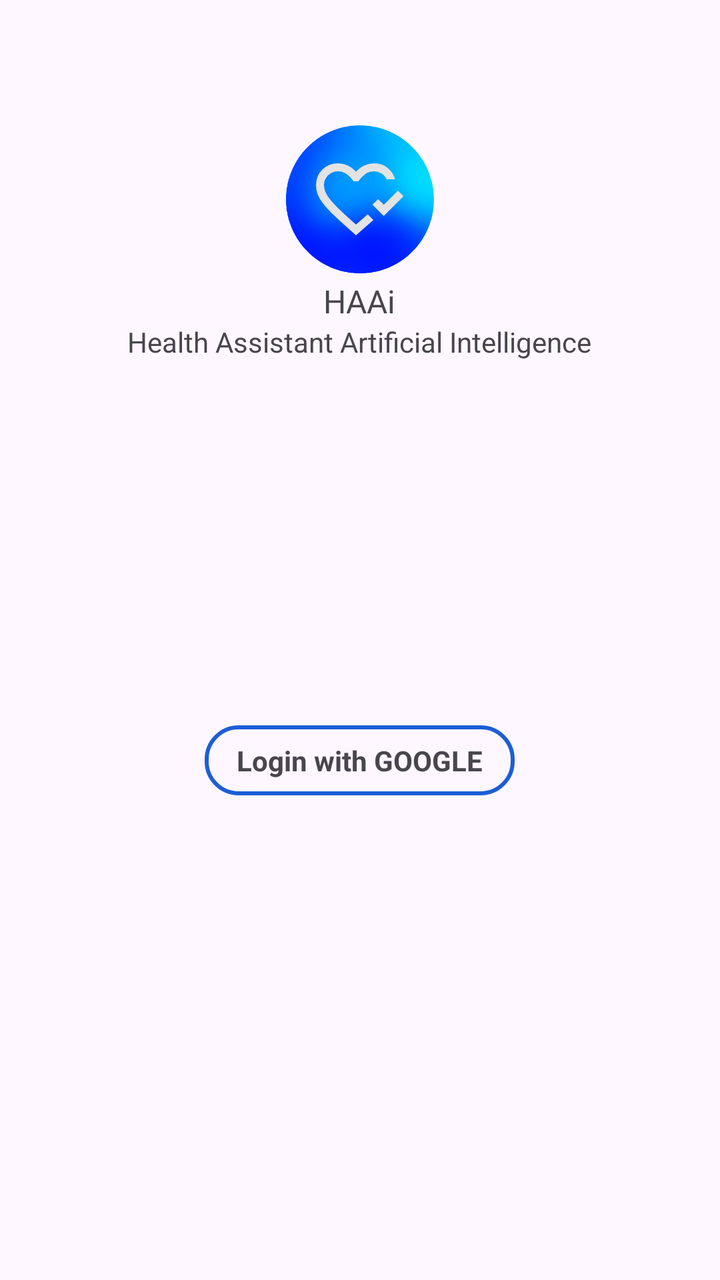
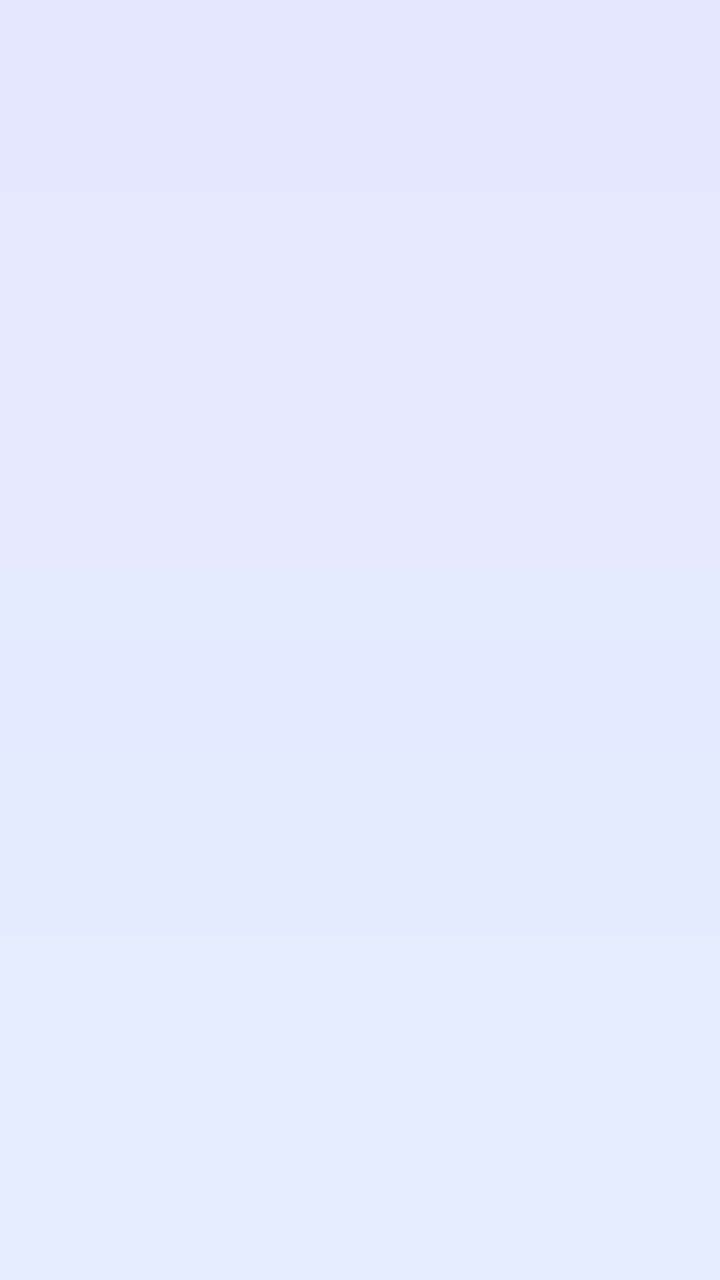

An Android layout rendered at two revisions. The XML below is the earlier revision; the diff shows what the commit changed to produce the second picture.
<!-- AndroidManifest.xml: application theme Theme.HAAi -->
<!-- res/layout/activity_login.xml -->
<?xml version="1.0" encoding="utf-8"?>
<LinearLayout xmlns:android="http://schemas.android.com/apk/res/android"
    xmlns:app="http://schemas.android.com/apk/res-auto"
    xmlns:tools="http://schemas.android.com/tools"
    android:id="@+id/main"
    android:gravity="center"
    android:orientation="vertical"
    android:layout_width="match_parent"
    android:layout_height="match_parent"
    tools:context=".LoginActivity">
    <ImageView
        android:layout_width="80dp"
        android:layout_height="80dp"
        android:src="@drawable/ic_main"
        android:padding="16dp"
        android:background="@drawable/loader_img"/>
    <TextView
        android:layout_width="wrap_content"
        android:layout_height="wrap_content"
        android:text="HAAi"
        android:fontFamily="@font/nunito_normal"
        android:textFontWeight="500"
        android:textSize="16sp"
        android:textStyle="bold"/>
    <TextView
        android:layout_width="wrap_content"
        android:layout_height="wrap_content"
        android:text="Health Assistant Artificial Intelligence"
        android:textSize="14sp"/>
    <LinearLayout
        android:layout_width="match_parent"
        android:layout_height="400dp"
        android:orientation="vertical"
        android:gravity="center">
        <TextView
            android:id="@+id/loginWgooleBtn"
            android:layout_width="wrap_content"
            android:layout_height="wrap_content"
            android:text="Login with GOOGLE"
            android:textStyle="bold"
            android:paddingHorizontal="16dp"
            android:paddingVertical="8dp"
            android:background="@drawable/curved_blue_outliner"
            android:visibility="visible"/>
        <LinearLayout
            android:id="@+id/loginDetailLL"
            android:layout_width="match_parent"
            android:visibility="gone"
            android:layout_height="wrap_content"
            android:orientation="vertical">
            <TextView
                android:id="@+id/emailTv"
                android:layout_width="wrap_content"
                android:layout_height="wrap_content"
                android:text="emailuser@gmail.com"
                android:layout_marginHorizontal="16dp"
                android:padding="8dp"
                android:textColor="@color/text_white"
                android:background="@drawable/blue_bubble"
                android:layout_marginVertical="8dp"/>
            <EditText
                android:layout_width="match_parent"
                android:layout_height="wrap_content"
                android:layout_marginHorizontal="16dp"
                android:padding="12dp"
                android:hint="Enter Name"
                android:layout_marginBottom="8dp"
                android:background="@drawable/curver_outliner"
                android:id="@+id/nameEt"/>
            <LinearLayout
                android:gravity="center"
                android:layout_width="match_parent"
                android:layout_height="wrap_content"
                android:orientation="horizontal"
                android:layout_marginHorizontal="16dp">
                <TextView
                    android:layout_width="0dp"
                    android:layout_weight="1"
                    android:layout_height="wrap_content"
                    android:layout_marginRight="16dp"
                    android:padding="12dp"
                    android:textSize="16dp"
                    android:hint="Date of Birth"
                    android:background="@drawable/curver_outliner"
                    android:id="@+id/dobInput"/>
                <TextView
                    android:id="@+id/maleBtn"
                    android:layout_width="wrap_content"
                    android:layout_height="match_parent"
                    android:textSize="18sp"
                    android:textAlignment="center"
                    android:paddingHorizontal="14dp"
                    android:paddingVertical="8dp"
                    android:text="Male"
                    android:background="@drawable/curver_outliner"/>
                <TextView
                    android:id="@+id/femaleBtn"
                    android:layout_width="wrap_content"
                    android:layout_height="match_parent"
                    android:textSize="18sp"
                    android:textAlignment="center"
                    android:paddingHorizontal="16dp"
                    android:paddingVertical="8dp"
                    android:layout_marginLeft="2dp"
                    android:text="Female"
                    android:background="@drawable/curver_outliner"/>

            </LinearLayout>
            <Button
                android:id="@+id/nextpage"
                android:layout_width="wrap_content"
                android:layout_height="wrap_content"
                android:text="LOGIN"
                android:layout_gravity="center"
                android:layout_margin="24dp"
                android:textColor="@color/text_white"
                android:backgroundTint="@color/primary_blue_dark"
                app:layout_constraintBottom_toBottomOf="parent"
                app:layout_constraintEnd_toEndOf="parent"/>
        </LinearLayout>
    </LinearLayout>





</LinearLayout>
<!-- resources referenced by this layout -->
<resources>
  <color name="primary_blue_dark">#1C5ED6</color>
  <color name="text_white">#FFFFFF</color>
  <!-- drawable blue_bubble (drawable) -->
  <?xml version="1.0" encoding="utf-8"?>
  <shape xmlns:android="http://schemas.android.com/apk/res/android">
      <gradient android:startColor="@color/gradient_start" android:centerColor="@color/primary_blue" android:endColor="@color/primary_blue_dark" android:angle="90"/>
      <corners android:radius="16dp"/>
  </shape>
  <!-- drawable curved_blue_outliner (drawable) -->
  <?xml version="1.0" encoding="utf-8"?>
  <shape xmlns:android="http://schemas.android.com/apk/res/android">
      <stroke android:color="@color/primary_blue_dark" android:width="2dp"/>
      <corners android:radius="16dp"/>
  </shape>
  <!-- drawable curver_outliner (drawable) -->
  <?xml version="1.0" encoding="utf-8"?>
  <shape xmlns:android="http://schemas.android.com/apk/res/android">
      <stroke android:color="@color/text_secondary" android:width="2dp"/>
      <corners android:radius="16dp"/>
  </shape>
  <!-- drawable ic_main (drawable) -->
  <vector xmlns:android="http://schemas.android.com/apk/res/android"
      android:width="24dp"
      android:height="24dp"
      android:viewportWidth="960"
      android:viewportHeight="960">
    <path
        android:pathData="M718,647 L604,534l57,-56 57,56 141,-141 57,56 -198,198ZM440,459ZM440,840L313,726q-72,-65 -123.5,-116t-85,-96q-33.5,-45 -49,-87T40,339q0,-94 63,-156.5T260,120q52,0 99,22t81,62q34,-40 81,-62t99,-22q81,0 136,45.5T831,280h-85q-18,-40 -53,-60t-73,-20q-51,0 -88,27.5T463,300h-46q-31,-45 -70.5,-72.5T260,200q-57,0 -98.5,39.5T120,339q0,33 14,67t50,78.5q36,44.5 98,104T440,732q26,-23 61,-53t56,-50l9,9 19.5,19.5L605,677l9,9q-22,20 -56,49.5T498,788l-58,52Z"
        android:fillColor="#e3e3e3"/>
  </vector>
  <!-- drawable loader_img: png bitmap (drawable, 61760 bytes) -->
  <style name="Theme.HAAi" parent="Base.Theme.HAAi" />
  <color name="gradient_start">#2F80ED</color>
  <color name="primary_blue">#2F80ED</color>
  <color name="text_secondary">#5D636F</color>
  <style name="Base.Theme.HAAi" parent="Theme.Material3.DayNight.NoActionBar">
          
          
      </style>
</resources>

<!-- the commit's change to res/layout/activity_login.xml (unified diff, before → after) -->
@@ -1,127 +1,250 @@
 <?xml version="1.0" encoding="utf-8"?>
-<LinearLayout xmlns:android="http://schemas.android.com/apk/res/android"
+<androidx.constraintlayout.widget.ConstraintLayout
+    xmlns:android="http://schemas.android.com/apk/res/android"
     xmlns:app="http://schemas.android.com/apk/res-auto"
     xmlns:tools="http://schemas.android.com/tools"
     android:id="@+id/main"
-    android:gravity="center"
-    android:orientation="vertical"
     android:layout_width="match_parent"
     android:layout_height="match_parent"
+    android:background="@drawable/boarding_bg_grad"
     tools:context=".LoginActivity">
-    <ImageView
-        android:layout_width="80dp"
-        android:layout_height="80dp"
-        android:src="@drawable/ic_main"
-        android:padding="16dp"
-        android:background="@drawable/loader_img"/>
-    <TextView
+
+    
+    <LinearLayout
+        android:id="@+id/headerLL"
         android:layout_width="wrap_content"
         android:layout_height="wrap_content"
-        android:text="HAAi"
-        android:fontFamily="@font/nunito_normal"
-        android:textFontWeight="500"
-        android:textSize="16sp"
-        android:textStyle="bold"/>
-    <TextView
-        android:layout_width="wrap_content"
+        android:orientation="vertical"
+        android:gravity="center"
+        android:alpha="0"
+        app:layout_constraintTop_toTopOf="parent"
+        app:layout_constraintStart_toStartOf="parent"
+        app:layout_constraintEnd_toEndOf="parent"
+        app:layout_constraintBottom_toTopOf="@id/cardContainer"
+        app:layout_constraintVertical_chainStyle="packed"
+        android:layout_marginBottom="24dp">
+
+        <ImageView
+            android:layout_width="76dp"
+            android:layout_height="76dp"
+            android:padding="16dp"
+            android:src="@drawable/ic_main"
+            android:background="@drawable/loader_img" />
+
+        <TextView
+            android:layout_width="wrap_content"
+            android:layout_height="wrap_content"
+            android:layout_marginTop="12dp"
+            android:text="HAAi"
+            android:fontFamily="@font/nunito_normal"
+            android:textFontWeight="700"
+            android:textColor="@color/primary_blue_dark"
+            android:textSize="22sp"
+            android:textStyle="bold" />
+
+        <TextView
+            android:layout_width="wrap_content"
+            android:layout_height="wrap_content"
+            android:layout_marginTop="4dp"
+            android:text="Health Assistant Artificial Intelligence"
+            android:textColor="@color/text_secondary"
+            android:textSize="13sp" />
+
+    </LinearLayout>
+
+    
+    <androidx.constraintlayout.widget.ConstraintLayout
+        android:id="@+id/cardContainer"
+        android:layout_width="0dp"
         android:layout_height="wrap_content"
-        android:text="Health Assistant Artificial Intelligence"
-        android:textSize="14sp"/>
-    <LinearLayout
-        android:layout_width="match_parent"
-        android:layout_height="400dp"
-        android:orientation="vertical"
-        android:gravity="center">
-        <TextView
-            android:id="@+id/loginWgooleBtn"
-            android:layout_width="wrap_content"
-            android:layout_height="wrap_content"
-            android:text="Login with GOOGLE"
-            android:textStyle="bold"
-            android:paddingHorizontal="16dp"
-            android:paddingVertical="8dp"
-            android:background="@drawable/curved_blue_outliner"
-            android:visibility="visible"/>
+        android:layout_marginHorizontal="20dp"
+        android:background="@drawable/curved_bg_container"
+        android:elevation="4dp"
+        android:padding="24dp"
+        android:alpha="0"
+        android:translationY="40dp"
+        app:layout_constraintTop_toBottomOf="@id/headerLL"
+        app:layout_constraintBottom_toBottomOf="parent"
+        app:layout_constraintStart_toStartOf="parent"
+        app:layout_constraintEnd_toEndOf="parent"
+        app:layout_constraintVertical_bias="0.55">
+
+        
+        <FrameLayout
+            android:id="@+id/googleBtnWrap"
+            android:layout_width="match_parent"
+            android:layout_height="wrap_content"
+            app:layout_constraintTop_toTopOf="parent"
+            app:layout_constraintStart_toStartOf="parent"
+            app:layout_constraintEnd_toEndOf="parent">
+
+            <LinearLayout
+                android:id="@+id/googleBtnContent"
+                android:layout_width="match_parent"
+                android:layout_height="wrap_content"
+                android:layout_gravity="center"
+                android:orientation="horizontal"
+                android:gravity="center"
+                android:paddingVertical="14dp"
+                android:paddingHorizontal="16dp"
+                android:background="@drawable/curved_blue_outliner">
+
+                
+                <TextView
+                    android:layout_width="22dp"
+                    android:layout_height="22dp"
+                    android:layout_marginEnd="10dp"
+                    android:background="@drawable/loader_img"
+                    android:gravity="center"
+                    android:text="G"
+                    android:textColor="@color/text_white"
+                    android:textSize="13sp"
+                    android:textStyle="bold" />
+
+                <TextView
+                    android:id="@+id/loginWgooleBtn"
+                    android:layout_width="wrap_content"
+                    android:layout_height="wrap_content"
+                    android:text="Continue with Google"
+                    android:textColor="@color/primary_blue_dark"
+                    android:textStyle="bold"
+                    android:textSize="15sp" />
+
+            </LinearLayout>
+
+            <ProgressBar
+                android:id="@+id/googleLoadingPb"
+                android:layout_width="24dp"
+                android:layout_height="24dp"
+                android:layout_gravity="center"
+                android:indeterminateTint="@color/primary_blue_dark"
+                android:visibility="gone" />
+
+        </FrameLayout>
+
+        
         <LinearLayout
             android:id="@+id/loginDetailLL"
-            android:layout_width="match_parent"
+            android:layout_width="0dp"
+            android:layout_height="wrap_content"
+            android:orientation="vertical"
             android:visibility="gone"
-            android:layout_height="wrap_content"
-            android:orientation="vertical">
+            android:alpha="0"
+            app:layout_constraintTop_toTopOf="parent"
+            app:layout_constraintStart_toStartOf="parent"
+            app:layout_constraintEnd_toEndOf="parent">
+
             <TextView
                 android:id="@+id/emailTv"
                 android:layout_width="wrap_content"
                 android:layout_height="wrap_content"
+                android:layout_gravity="center"
+                android:layout_marginBottom="16dp"
+                android:paddingHorizontal="14dp"
+                android:paddingVertical="8dp"
                 android:text="emailuser@gmail.com"
-                android:layout_marginHorizontal="16dp"
-                android:padding="8dp"
                 android:textColor="@color/text_white"
-                android:background="@drawable/blue_bubble"
-                android:layout_marginVertical="8dp"/>
+                android:textSize="13sp"
+                android:background="@drawable/blue_bubble" />
+
+            <TextView
+                android:layout_width="wrap_content"
+                android:layout_height="wrap_content"
+                android:layout_marginBottom="6dp"
+                android:text="Your name"
+                android:textColor="@color/text_secondary"
+                android:textSize="12sp" />
+
             <EditText
-                android:layout_width="match_parent"
-                android:layout_height="wrap_content"
-                android:layout_marginHorizontal="16dp"
-                android:padding="12dp"
-                android:hint="Enter Name"
-                android:layout_marginBottom="8dp"
+                android:id="@+id/nameEt"
+                android:layout_width="match_parent"
+                android:layout_height="wrap_content"
+                android:layout_marginBottom="16dp"
+                android:padding="14dp"
+                android:hint="Enter your name"
+                android:textSize="15sp"
                 android:background="@drawable/curver_outliner"
-                android:id="@+id/nameEt"/>
+                android:inputType="textPersonName" />
+
+            <TextView
+                android:layout_width="wrap_content"
+                android:layout_height="wrap_content"
+                android:layout_marginBottom="6dp"
+                android:text="Date of birth &amp; gender"
+                android:textColor="@color/text_secondary"
+                android:textSize="12sp" />
+
             <LinearLayout
-                android:gravity="center"
                 android:layout_width="match_parent"
                 android:layout_height="wrap_content"
                 android:orientation="horizontal"
-                android:layout_marginHorizontal="16dp">
-                <TextView
+                android:gravity="center_vertical">
+
+                <TextView
+                    android:id="@+id/dobInput"
                     android:layout_width="0dp"
                     android:layout_weight="1"
-                    android:layout_height="wrap_content"
-                    android:layout_marginRight="16dp"
-                    android:padding="12dp"
-                    android:textSize="16dp"
-                    android:hint="Date of Birth"
-                    android:background="@drawable/curver_outliner"
-                    android:id="@+id/dobInput"/>
+                    android:layout_height="52dp"
+                    android:layout_marginEnd="8dp"
+                    android:gravity="center_vertical"
+                    android:paddingHorizontal="14dp"
+                    android:textSize="15sp"
+                    android:hint="DOB"
+                    android:background="@drawable/curver_outliner" />
+
                 <TextView
                     android:id="@+id/maleBtn"
                     android:layout_width="wrap_content"
-                    android:layout_height="match_parent"
-                    android:textSize="18sp"
-                    android:textAlignment="center"
-                    android:paddingHorizontal="14dp"
-                    android:paddingVertical="8dp"
+                    android:layout_height="52dp"
+                    android:layout_marginEnd="6dp"
+                    android:gravity="center"
+                    android:paddingHorizontal="16dp"
                     android:text="Male"
-                    android:background="@drawable/curver_outliner"/>
+                    android:textSize="14sp"
+                    android:textColor="@color/text_secondary"
+                    android:background="@drawable/curver_outliner" />
+
                 <TextView
                     android:id="@+id/femaleBtn"
                     android:layout_width="wrap_content"
-                    android:layout_height="match_parent"
-                    android:textSize="18sp"
-                    android:textAlignment="center"
+                    android:layout_height="52dp"
+                    android:gravity="center"
                     android:paddingHorizontal="16dp"
-                    android:paddingVertical="8dp"
-                    android:layout_marginLeft="2dp"
                     android:text="Female"
-                    android:background="@drawable/curver_outliner"/>
+                    android:textSize="14sp"
+                    android:textColor="@color/text_secondary"
+                    android:background="@drawable/curver_outliner" />
 
             </LinearLayout>
-            <Button
-                android:id="@+id/nextpage"
-                android:layout_width="wrap_content"
-                android:layout_height="wrap_content"
-                android:text="LOGIN"
-                android:layout_gravity="center"
-                android:layout_margin="24dp"
-                android:textColor="@color/text_white"
-                android:backgroundTint="@color/primary_blue_dark"
-                app:layout_constraintBottom_toBottomOf="parent"
-                app:layout_constraintEnd_toEndOf="parent"/>
+
+            
+            <FrameLayout
+                android:layout_width="match_parent"
+                android:layout_height="wrap_content"
+                android:layout_marginTop="24dp">
+
+                <Button
+                    android:id="@+id/nextpage"
+                    android:layout_width="match_parent"
+                    android:layout_height="52dp"
+                    android:layout_gravity="center"
+                    android:text="LOGIN"
+                    android:textColor="@color/text_white"
+                    android:textStyle="bold"
+                    android:backgroundTint="@color/primary_blue_dark" />
+
+                <ProgressBar
+                    android:id="@+id/loginLoadingPb"
+                    android:layout_width="26dp"
+                    android:layout_height="26dp"
+                    android:layout_gravity="center"
+                    android:indeterminateTint="@color/text_white"
+                    android:visibility="gone" />
+
+            </FrameLayout>
+
         </LinearLayout>
-    </LinearLayout>
-
-
-
-
-
-</LinearLayout>
+
+    </androidx.constraintlayout.widget.ConstraintLayout>
+
+</androidx.constraintlayout.widget.ConstraintLayout>
<!-- resource entries referenced after the edit -->
@@ -7,6 +7,19 @@
   <shape xmlns:android="http://schemas.android.com/apk/res/android">
       <gradient android:startColor="@color/gradient_start" android:centerColor="@color/primary_blue" android:endColor="@color/primary_blue_dark" android:angle="90"/>
       <corners android:radius="16dp"/>
+  </shape>
+  <!-- drawable boarding_bg_grad (drawable) -->
+  <?xml version="1.0" encoding="utf-8"?>
+  <shape xmlns:android="http://schemas.android.com/apk/res/android">
+  
+      <gradient android:startColor="#307FC1FF" android:endColor="#2F7BA0FF" android:angle="90"/>
+  </shape>
+  <!-- drawable curved_bg_container (drawable) -->
+  <?xml version="1.0" encoding="utf-8"?>
+  <shape xmlns:android="http://schemas.android.com/apk/res/android">
+      <stroke android:color="@color/text_secondary" android:width="2dp"/>
+      <corners android:radius="12dp"/>
+      <solid android:color="#B1FFFFFF"/>
   </shape>
   <!-- drawable curved_blue_outliner (drawable) -->
   <?xml version="1.0" encoding="utf-8"?>
